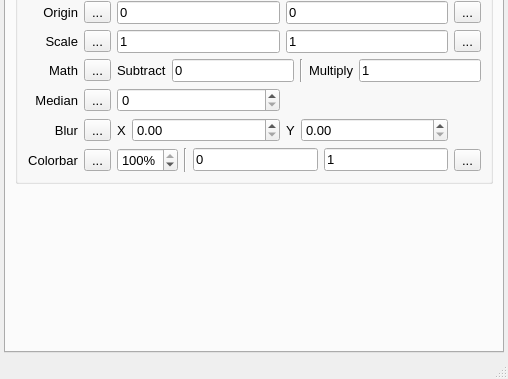
NeutrinoToolkit/Neutrino, file src/pans/nPreferences.ui: the form before one commit; both pictures show x 0 to 508 and y 256 to 635 of the 508 by 635 pixel window.
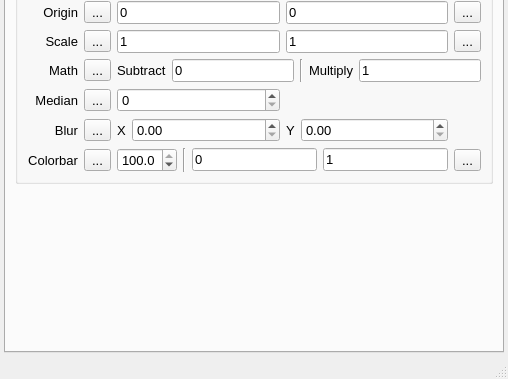
The form after the commit. Icons and pictures are not drawn.

Patch:
```diff
--- a/src/pans/nPreferences.ui
+++ b/src/pans/nPreferences.ui
@@ -525,18 +525,18 @@
                <number>0</number>
               </property>
               <item>
-               <widget class="QSpinBox" name="colorSpin">
+               <widget class="QDoubleSpinBox" name="colorSpin">
                 <property name="toolTip">
                  <string>Scale colorbar so that this percentage of pixels fall within extremes</string>
                 </property>
-                <property name="suffix">
-                 <string>%</string>
+                <property name="decimals">
+                 <number>1</number>
                 </property>
-                <property name="maximum">
-                 <number>100</number>
+                <property name="singleStep">
+                 <double>0.100000000000000</double>
                 </property>
                 <property name="value">
-                 <number>100</number>
+                 <double>100.000000000000000</double>
                 </property>
                 <property name="neutrinoSave" stdset="0">
                  <bool>true</bool>
```
